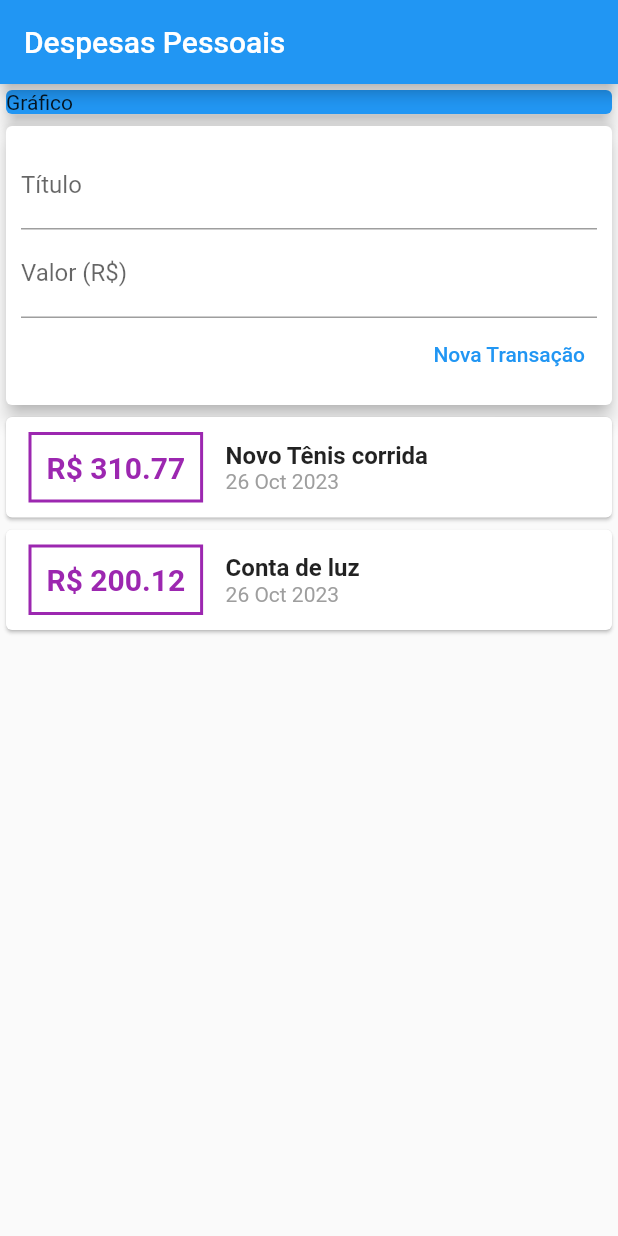
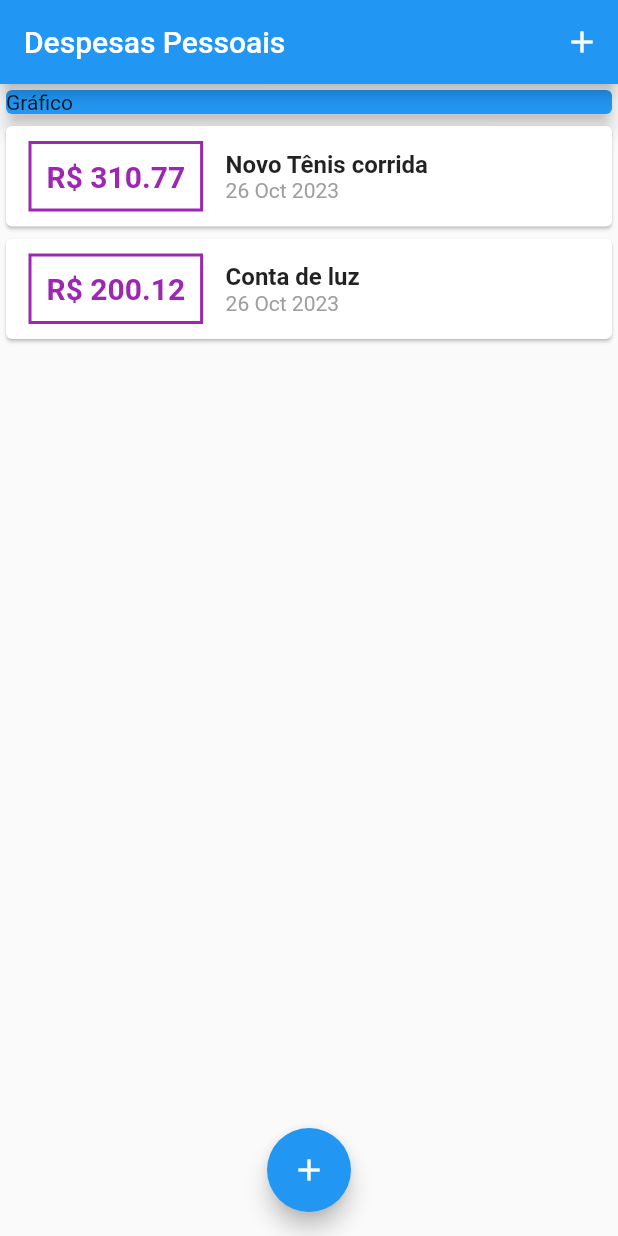
Before and after one commit to cesarfsgodoy/expenses, a Flutter app: the screen it shows after launch, on a phone screen of 412 x 824 dp. Run offline on Flutter 3.47's test engine with Material 2 defaults, Android fonts, the phone set to English and light mode, and no system bars.

```diff
--- a/lib/components/transaction_user.dart
+++ /dev/null
@@ -1,52 +0,0 @@
-import 'dart:math';
-
-import 'package:flutter/material.dart';
-import 'transaction_form.dart';
-import 'transaction_list.dart';
-import '../models/transaction.dart';
-
-class TransactionUser extends StatefulWidget {
-  const TransactionUser({super.key});
-
-  @override
-  State<TransactionUser> createState() => _TransactionUserState();
-}
-
-class _TransactionUserState extends State<TransactionUser> {
-  final _transactions = [
-    Transaction(
-        id: 't1',
-        title: 'Novo Tênis corrida',
-        value: 310.77,
-        date: DateTime.now()),
-    Transaction(
-      id: 't2',
-      title: 'Conta de luz',
-      value: 200.12,
-      date: DateTime.now(),
-    ),
-  ];
-
-  _addTransaction(String title, double value) {
-    final newTransaction = Transaction(
-      id: Random().nextDouble().toString(),
-      title: title,
-      value: value,
-      date: DateTime.now(),
-    );
-
-    setState(() {
-      _transactions.add(newTransaction);
-    });
-  }
-
-  @override
-  Widget build(BuildContext context) {
-    return Column(
-      children: [
-        TransactionForm(_addTransaction),
-        TransactionList(_transactions),
-      ],
-    );
-  }
-}
--- a/lib/main.dart
+++ b/lib/main.dart
@@ -1,5 +1,10 @@
+import 'package:expenses/components/transaction_form.dart';
 import 'package:flutter/material.dart';
-import 'components/transaction_user.dart';
+
+import 'dart:math';
+import './components/transaction_form.dart';
+import './components/transaction_list.dart';
+import './models/transaction.dart';
 
 void main() => runApp(ExpensesApp());
 
@@ -10,14 +15,61 @@ class ExpensesApp extends StatelessWidget {
   }
 }
 
-class MyHomePage extends StatelessWidget {
+class MyHomePage extends StatefulWidget {
+  @override
+  State<MyHomePage> createState() => _MyHomePageState();
+}
 
+class _MyHomePageState extends State<MyHomePage> {
+  final _transactions = [
+    Transaction(
+        id: 't1',
+        title: 'Novo Tênis corrida',
+        value: 310.77,
+        date: DateTime.now()),
+    Transaction(
+      id: 't2',
+      title: 'Conta de luz',
+      value: 200.12,
+      date: DateTime.now(),
+    ),
+  ];
+
+  _addTransaction(String title, double value) {
+    final newTransaction = Transaction(
+      id: Random().nextDouble().toString(),
+      title: title,
+      value: value,
+      date: DateTime.now(),
+    );
+
+    setState(() {
+      _transactions.add(newTransaction);
+    });
+
+    Navigator.of(context).pop();
+  }
+
+  _openTransactionFormModal(BuildContext context) {
+    showModalBottomSheet(
+      context: context,
+      builder: (_) {
+        return TransactionForm(_addTransaction);
+      },
+    );
+  }
 
   @override
   Widget build(BuildContext context) {
     return Scaffold(
       appBar: AppBar(
         title: Text('Despesas Pessoais'),
+        actions: [
+          IconButton(
+            icon: Icon(Icons.add),
+            onPressed: () => _openTransactionFormModal(context),
+          )
+        ],
       ),
       body: SingleChildScrollView(
         child: Column(
@@ -31,10 +83,15 @@ class MyHomePage extends StatelessWidget {
                 elevation: 5,
               ),
             ),
-            TransactionUser(),
+            TransactionList(_transactions),
           ],
         ),
       ),
+      floatingActionButton: FloatingActionButton(
+        child: Icon(Icons.add),
+        onPressed: () => _openTransactionFormModal(context),
+      ),
+      floatingActionButtonLocation: FloatingActionButtonLocation.centerFloat,
     );
   }
 }
```
Also changed, not shown: lib/components/transaction_form.dart (+12 -7 lines).
